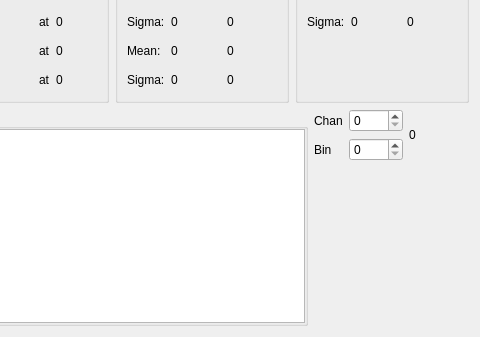
Before: the Qt Designer form src/mesytec_diagnostics.ui in flueke/mvme, drawn with Qt 5; both pictures show x 376 to 856 and y 129 to 466 of the 856 by 466 pixel window.
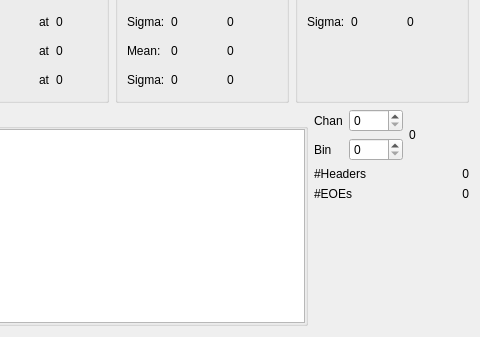
After: the same form once the commit is applied.

Commit message: diag: display number of headers and EOEs

```diff
--- a/src/mesytec_diagnostics.ui
+++ b/src/mesytec_diagnostics.ui
@@ -633,8 +633,8 @@
       </widget>
      </item>
      <item>
-      <layout class="QVBoxLayout" name="verticalLayout_2">
-       <item>
+      <layout class="QGridLayout" name="gridLayout_7">
+       <item row="0" column="0" colspan="2">
         <layout class="QGridLayout" name="gridLayout_2">
          <item row="0" column="1">
           <widget class="QSpinBox" name="diagChan">
@@ -679,7 +679,21 @@
          </item>
         </layout>
        </item>
-       <item>
+       <item row="1" column="0">
+        <widget class="QLabel" name="label_3">
+         <property name="text">
+          <string>#Headers</string>
+         </property>
+        </widget>
+       </item>
+       <item row="2" column="0">
+        <widget class="QLabel" name="label_4">
+         <property name="text">
+          <string>#EOEs</string>
+         </property>
+        </widget>
+       </item>
+       <item row="3" column="1">
         <spacer name="verticalSpacer">
          <property name="orientation">
           <enum>Qt::Vertical</enum>
@@ -692,6 +706,26 @@
          </property>
         </spacer>
        </item>
+       <item row="1" column="1">
+        <widget class="QLabel" name="label_nHeaders">
+         <property name="text">
+          <string>0</string>
+         </property>
+         <property name="alignment">
+          <set>Qt::AlignRight|Qt::AlignTrailing|Qt::AlignVCenter</set>
+         </property>
+        </widget>
+       </item>
+       <item row="2" column="1">
+        <widget class="QLabel" name="label_nEOEs">
+         <property name="text">
+          <string>0</string>
+         </property>
+         <property name="alignment">
+          <set>Qt::AlignRight|Qt::AlignTrailing|Qt::AlignVCenter</set>
+         </property>
+        </widget>
+       </item>
       </layout>
      </item>
     </layout>
```
The commit also changes 2 other files.
